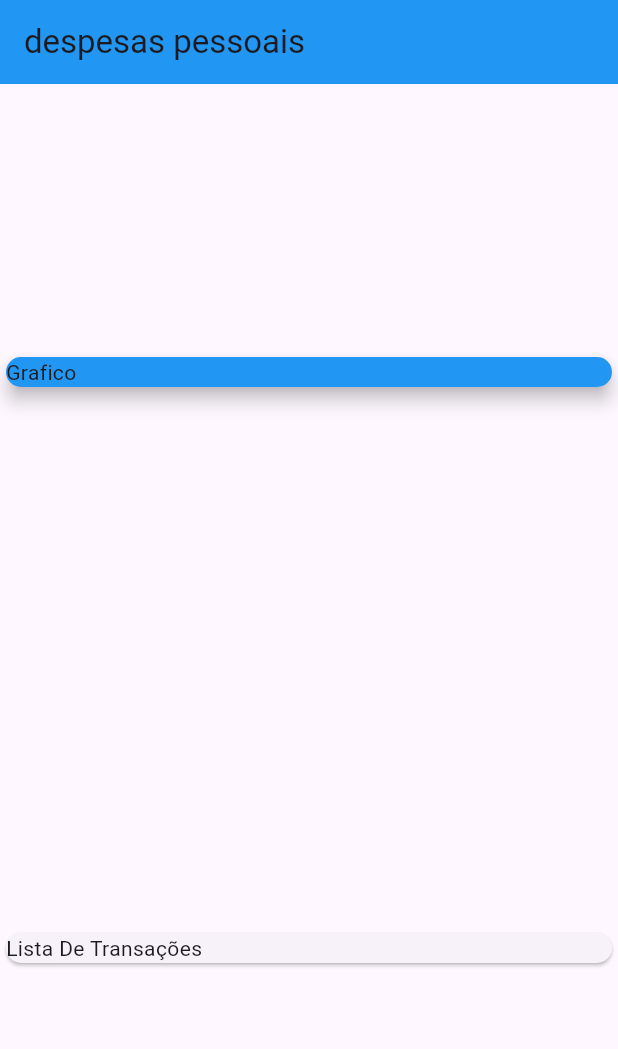
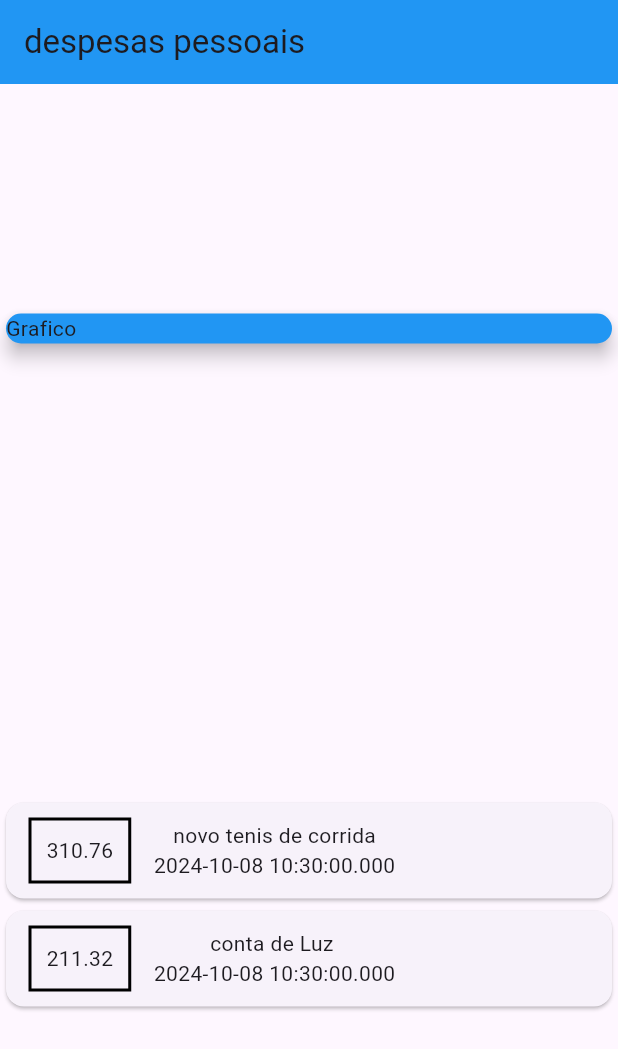
Before and after one commit to FelipeZanini12/despesas_pessoal, a Flutter app: the screen it shows after launch, on a phone screen of 412 x 824 dp. Shown: the top 1049 px of the screen. Run offline on Flutter 3.47's test engine with Material 3 defaults, Android fonts, the phone set to English and light mode, and no system bars.

Commit message:
atualização da vela , com os valore no dinheiro

```diff
--- a/lib/main.dart
+++ b/lib/main.dart
@@ -1,5 +1,6 @@
 import 'package:despesas_pessoal/models/transa%C3%A7%C3%A3o.dart';
 import 'package:flutter/material.dart';
+import 'package:despesas_pessoal/models/transação.dart';
 
 void main() => runApp(ExpensesApp());
 
@@ -14,7 +15,14 @@ class ExpensesApp extends StatelessWidget {
 
 class MyHomePage extends StatefulWidget {
 
-  final _Transactions =[
+
+
+ MyHomePage({super.key});
+
+  @override
+  State<MyHomePage> createState() => _MyHomePageState();
+}
+final _transaction =[
   Transaction(
     id: 't1',
     title: 'novo tenis de corrida',
@@ -23,15 +31,9 @@ class MyHomePage extends StatefulWidget {
   Transaction(
     id: 't2',
     title: 'conta de Luz ',
-      value: 211.30,
+    value:211.32,
     date:DateTime.now(),),
 ];
-
- MyHomePage({super.key});
-
-  @override
-  State<MyHomePage> createState() => _MyHomePageState();
-}
 
 class _MyHomePageState extends State<MyHomePage> {
   @override
@@ -44,20 +46,47 @@ class _MyHomePageState extends State<MyHomePage> {
       body: Column(
         mainAxisAlignment: MainAxisAlignment.spaceAround,
         crossAxisAlignment: CrossAxisAlignment.stretch,
-       children:[
+        children: [
           Container(
             width: double.infinity,
-           child:Card(
+            child: Card(
               child: Text("Grafico "),
               elevation: 5,
               color: Colors.blue,
             ),
           ),
-         Card(
-           child: Text("Lista De Transações"),
+          Column(
+            children: _transaction.map((tr) {
+              return Card(
+                child:Row(
+                  children: [
+                    Container(
+                      margin: EdgeInsets.symmetric(
+                        horizontal: 15,
+                        vertical: 10
+                      ),
+                      decoration: BoxDecoration(
+                        border: Border.all(
+                          color: Colors.black,
+                          width: 2,
                         )
-
-
+                      ),
+                      padding: EdgeInsets.all(10),
+                      child: Text(
+                        tr.value.toString()
+                      ),
+                    ),
+                    Column(
+                      children: [
+                        Text(tr.title),
+                        Text(tr.date.toString()),
+                      ],
+                    )
+                  ],
+                ),
+              );
+            }).toList(),
+          ),
         ],
       ),
     );
--- a/lib/models/transação.dart
+++ b/lib/models/transação.dart
@@ -1,3 +1,5 @@
+import '';
+
 class Transaction {
   final String id;
   final String title;
```
Lines whose indentation alone changed are shown as unchanged.
